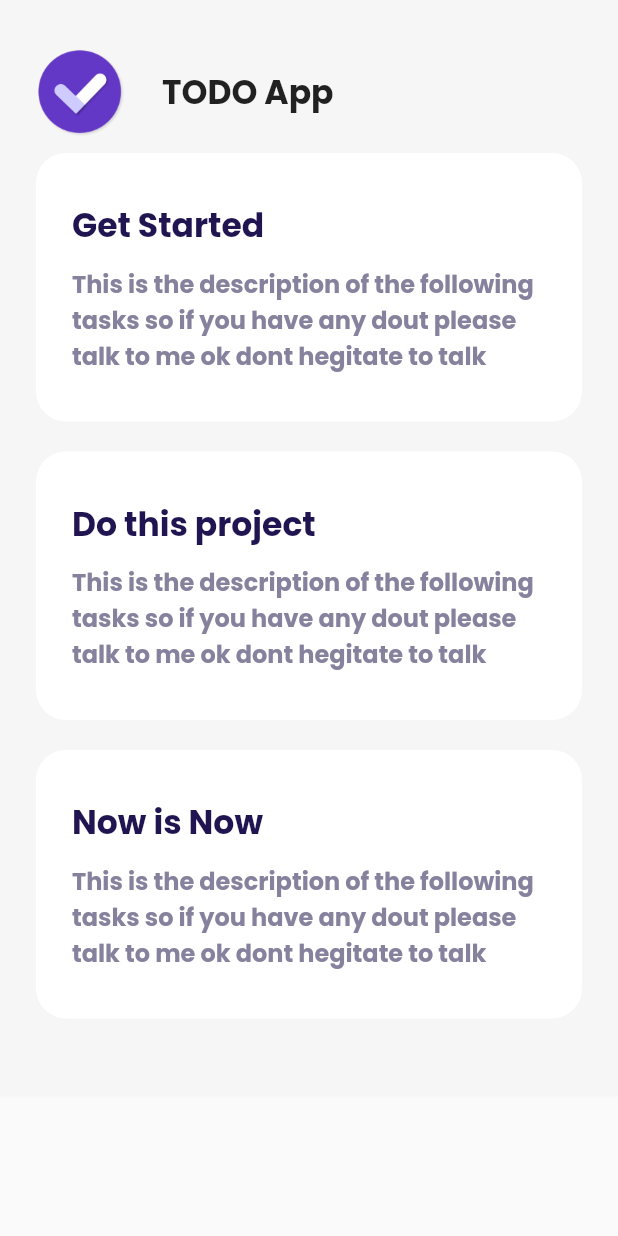
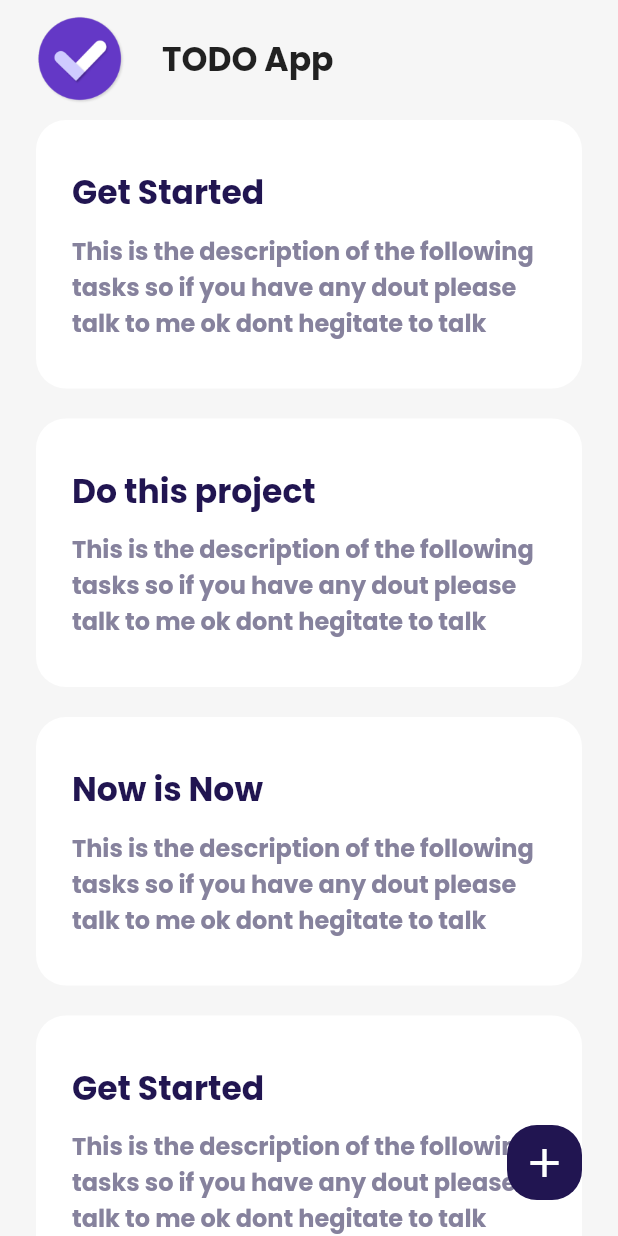
Before and after one commit to crpoudyal/todo_app, a Flutter app: the screen it shows after launch, on a phone screen of 412 x 824 dp. Run offline on Flutter 3.47's test engine with Material 2 defaults, Android fonts, the phone set to English and light mode, and no system bars; our stand-ins replace google_fonts.

Commit message:
minior changes in home page

```diff
--- a/lib/screens/home.dart
+++ b/lib/screens/home.dart
@@ -1,5 +1,6 @@
 import 'package:flutter/material.dart';
 import 'package:todo_app/screens/appColor/color_scheme.dart';
+import 'package:todo_app/screens/widgets/floating_button.dart';
 import 'package:todo_app/screens/widgets/task_card.dart';
 
 class Home extends StatefulWidget {
@@ -11,19 +12,21 @@ class _HomeState extends State<Home> {
   @override
   Widget build(BuildContext context) {
     return Scaffold(
-      body: SingleChildScrollView(
-        child: SafeArea(
+      body: SafeArea(
         child: Container(
           width: double.infinity,
           padding: EdgeInsets.symmetric(
             horizontal: 24,
-              vertical: 32,
           ),
           color: bgcolor,
-            child: Column(
+          child: Stack(
+            children: [
+              Column(
                 crossAxisAlignment: CrossAxisAlignment.start,
                 children: [
-                Row(
+                  Padding(
+                    padding: const EdgeInsets.only(top: 10),
+                    child: Row(
                       children: [
                         Image.asset(
                           'assets/images/todo.png',
@@ -35,13 +38,32 @@ class _HomeState extends State<Home> {
                         ),
                         Text(
                           "TODO App",
-                      style:
-                          TextStyle(fontWeight: FontWeight.bold, fontSize: 22),
+                          style: TextStyle(
+                              fontWeight: FontWeight.bold, fontSize: 22),
                         ),
                       ],
                     ),
+                  ),
                   SizedBox(
                     height: 10,
+                  ),
+                  Expanded(
+                    child: ListView(
+                      children: [
+                        TaskCard(
+                          title: "Get Started",
+                          desc:
+                              "This is the description of the following tasks so if you have any dout please talk to me ok dont hegitate to talk",
+                        ),
+                        TaskCard(
+                          title: "Do this project",
+                          desc:
+                              "This is the description of the following tasks so if you have any dout please talk to me ok dont hegitate to talk",
+                        ),
+                        TaskCard(
+                          title: "Now is Now",
+                          desc:
+                              "This is the description of the following tasks so if you have any dout please talk to me ok dont hegitate to talk",
                         ),
                         TaskCard(
                           title: "Get Started",
@@ -61,6 +83,11 @@ class _HomeState extends State<Home> {
                       ],
                     ),
                   ),
+                ],
+              ),
+              Positioned(bottom: 24, right: 0, child: Floatingbutton())
+            ],
+          ),
         ),
       ),
     );
--- /dev/null
+++ b/lib/screens/widgets/floating_button.dart
@@ -0,0 +1,21 @@
+import 'package:flutter/material.dart';
+import 'package:todo_app/screens/appColor/color_scheme.dart';
+
+class Floatingbutton extends StatelessWidget {
+  const Floatingbutton({Key? key}) : super(key: key);
+
+  @override
+  Widget build(BuildContext context) {
+    return Container(
+      width: 50,
+      height: 50,
+      decoration:
+          BoxDecoration(color: purple, borderRadius: BorderRadius.circular(20)),
+      child: Icon(
+        Icons.add,
+        size: 32,
+        color: Colors.white,
+      ),
+    );
+  }
+}
```
Lines whose indentation alone changed are shown as unchanged.
